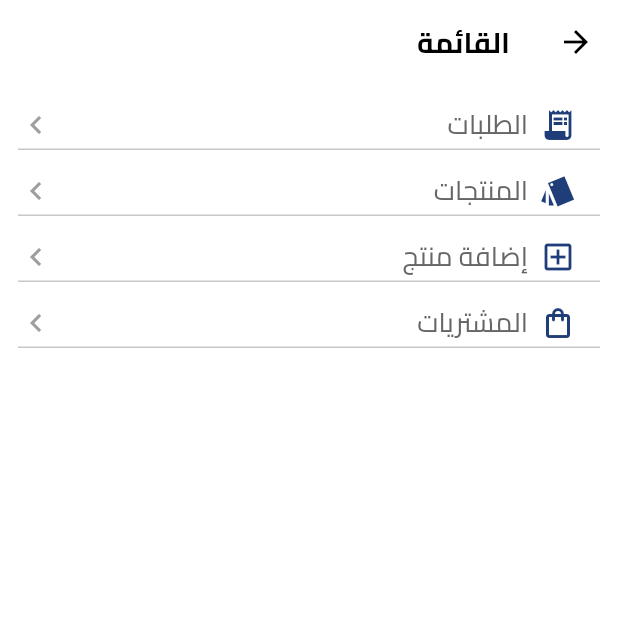
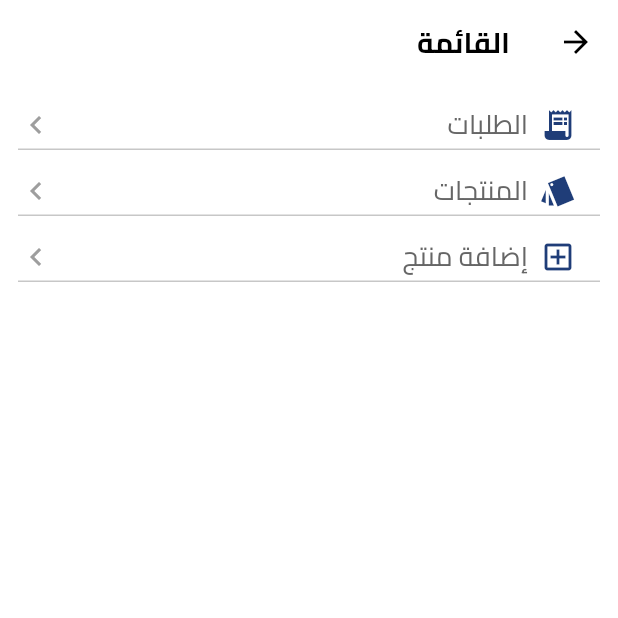
Before and after one commit to HanyMajed/JustMart, a Flutter app: the VendorMenuview screen opened directly with empty values, on a phone screen of 412 x 824 dp, the top half of it. Run offline on Flutter 3.47's test engine with Material 3 defaults, Android fonts, the phone set to English and light mode, and no system bars; our stand-ins replace bloc, cloud_firestore, dartz, dots_indicator, firebase_auth, firebase_core and 7 more; accounts and stored records are empty; project files that could hold a hidden picture were left out.

Commit message:
small ui edits (notification icon's color in the home appbar and vendor menu)

```diff
--- a/lib/features/home/presentation/views/home_view.dart
+++ b/lib/features/home/presentation/views/home_view.dart
@@ -9,7 +9,6 @@ class HomeView extends StatelessWidget {
   final String signedUID;
   @override
   Widget build(BuildContext context) {
-    log(signedUID);
     return Scaffold(
       body: SafeArea(
           child: HomeViewBody(
--- a/lib/features/home/presentation/views/widgets/Notification_widget.dart
+++ b/lib/features/home/presentation/views/widgets/Notification_widget.dart
@@ -13,7 +13,10 @@ class NotificationWidget extends StatelessWidget {
       padding: const EdgeInsets.all(12),
       decoration: const ShapeDecoration(shape: OvalBorder(), color: Color.fromRGBO(31, 61, 120, 0.2) // 50% transparent
           ),
-      child: SvgPicture.asset(Assets.assetsImagesNotifiacationIcon),
+      child: Icon(
+        Icons.notifications_none,
+        color: Colors.grey.shade700,
+      ),
     );
   }
 }
--- a/lib/features/vendor_mode/presentation/views/vendor_menu_view.dart
+++ b/lib/features/vendor_mode/presentation/views/vendor_menu_view.dart
@@ -61,14 +61,6 @@ class VendorMenuview extends StatelessWidget {
               icon: Icons.add_box_outlined,
             ),
           ),
-          GestureDetector(
-            onTap: () => Navigator.pushNamed(context, VendorPurchases.routeName),
-            child: VendorTransitionChoice(
-              signedUID: signedUID,
-              choice: "المشتريات",
-              icon: Icons.shopping_bag_outlined,
-            ),
-          ),
         ],
       ),
     );
```
